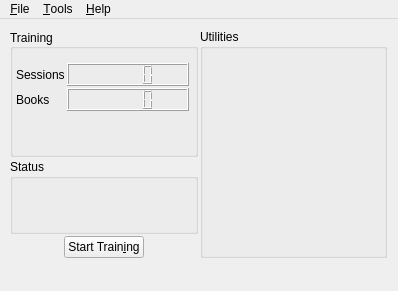
Before: the Qt Designer form ui/windows/main.ui in GunioRobot/speechcontrol, drawn with Qt 5.
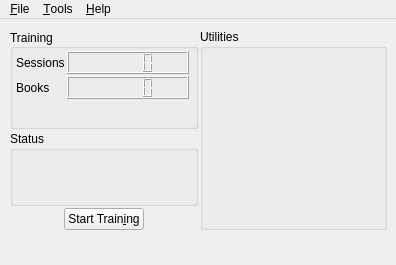
After: the same form once the commit is applied. Icons and pictures are not drawn.

What changed in the file:
```diff
--- a/ui/windows/main.ui
+++ b/ui/windows/main.ui
@@ -10,8 +10,8 @@
    <rect>
     <x>0</x>
     <y>0</y>
-    <width>398</width>
-    <height>291</height>
+    <width>396</width>
+    <height>265</height>
    </rect>
   </property>
   <property name="sizePolicy">
@@ -40,7 +40,7 @@
       <x>8</x>
       <y>8</y>
       <width>381</width>
-      <height>233</height>
+      <height>205</height>
      </rect>
     </property>
     <layout class="QGridLayout" name="gridLayout">
@@ -72,7 +72,7 @@
         <property name="geometry">
          <rect>
           <x>4</x>
-          <y>32</y>
+          <y>20</y>
           <width>177</width>
           <height>57</height>
          </rect>
@@ -195,7 +195,7 @@
     <rect>
      <x>0</x>
      <y>0</y>
-     <width>398</width>
+     <width>396</width>
      <height>22</height>
     </rect>
    </property>
```
